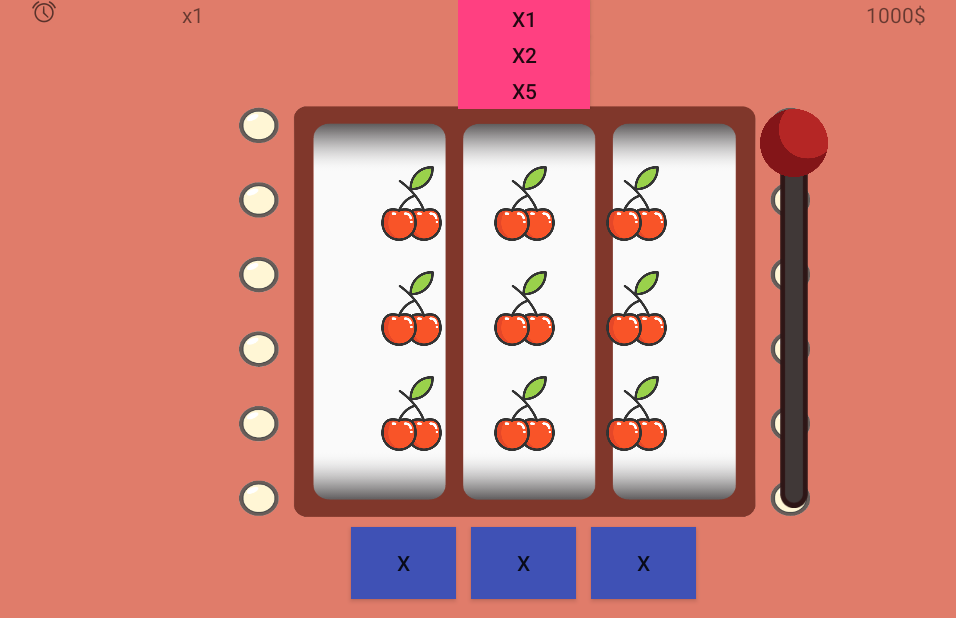
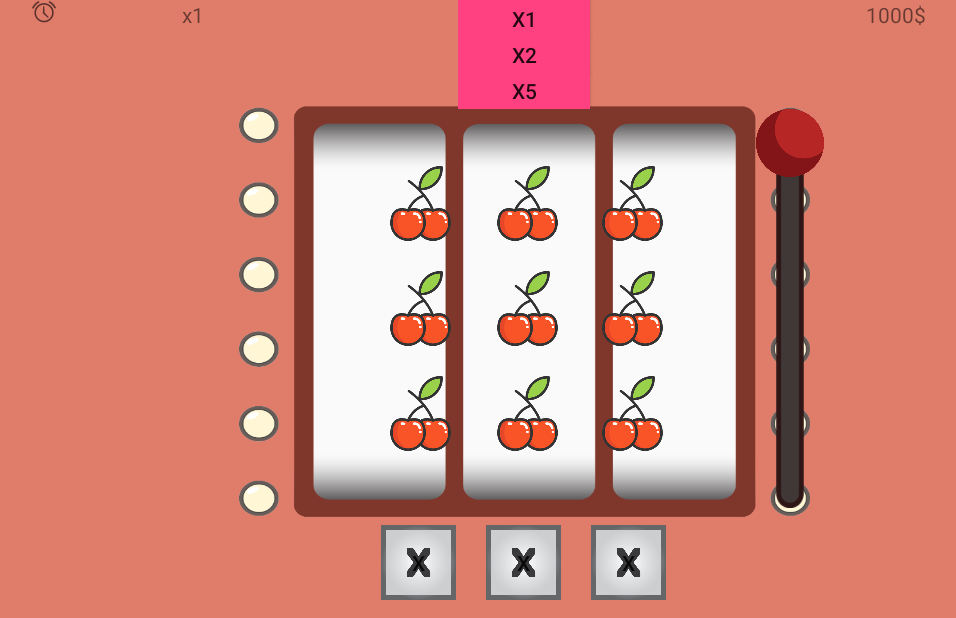
Before and after one commit to Yazuke/Appli-Mobile-machine_a_sous, an Android app: the screen it shows after launch (MainActivity), on a phone screen of 824 x 412 dp (held sideways). Shown: the whole screen, without its empty margins (94-1050 px from the left). Run offline under Robolectric (Android 15) with nearby library versions, the phone set to English and light mode, and no system bars.

Commit message:
Boutons d'arret

```diff
--- a/app/src/main/java/com/example/yazuke/applimobilemachine_a_sous/MainActivity.java
+++ b/app/src/main/java/com/example/yazuke/applimobilemachine_a_sous/MainActivity.java
@@ -124,21 +124,28 @@ public class MainActivity extends AppCompatActivity {
 
     }
 
-    //Se lance au clic sur un bouton
+
+    /////////////////////////
+    //-- Boutons d'arrêt --//
+    /////////////////////////
+
     public void arretRouleau(View v){
 
         switch(v.getId()){
             case R.id.button_stop1:
                 Log.i("MaS","Arrêt rouleau 1");
                 this.jeu.arreterRouleau(1);
+                findViewById(R.id.button_stop1).setBackgroundResource(R.drawable.stopped);
             break;
             case R.id.button_stop2:
                 Log.i("MaS","Arrêt rouleau 2");
                 this.jeu.arreterRouleau(2);
+                findViewById(R.id.button_stop2).setBackgroundResource(R.drawable.stopped);
                 break;
             case R.id.button_stop3:
                 Log.i("MaS","Arrêt rouleau 3");
                 this.jeu.arreterRouleau(3);
+                findViewById(R.id.button_stop3).setBackgroundResource(R.drawable.stopped);
                 break;
         }
 
@@ -156,7 +163,7 @@ public class MainActivity extends AppCompatActivity {
 
 
 
-//mise à jour des affichages
+//mise à jour des affichages (pas encore fonctionnel, ne pas supprimer)
 //            rouleau 1
 
 //            for(int i=0;i<3;i++){
--- a/app/src/main/res/layout/activity_main.xml
+++ b/app/src/main/res/layout/activity_main.xml
@@ -95,13 +95,16 @@
                 android:layout_width="wrap_content"
                 android:layout_height="wrap_content"
                 android:paddingLeft="50dp"
-                android:paddingRight="50dp"
-                >
+                android:paddingRight="50dp">
 
                 <ImageView
                     android:id="@+id/r1_1"
                     android:layout_width="50dp"
                     android:layout_height="50dp"
+                    android:layout_alignParentLeft="true"
+                    android:layout_alignParentStart="true"
+                    android:layout_alignParentTop="true"
+                    android:layout_marginLeft="4dp"
                     android:src="@mipmap/cherry" />
 
                 <ImageView
@@ -110,6 +113,7 @@
                     android:layout_height="50dp"
                     android:layout_below="@+id/r1_1"
                     android:layout_marginTop="20dp"
+                    android:layout_marginLeft="4dp"
                     android:src="@mipmap/cherry" />
 
                 <ImageView
@@ -118,6 +122,7 @@
                     android:layout_height="50dp"
                     android:layout_below="@+id/r1_2"
                     android:layout_marginTop="20dp"
+                    android:layout_marginLeft="4dp"
                     android:src="@mipmap/cherry" />
 
                 <ImageView
@@ -149,7 +154,7 @@
                     android:id="@+id/r3_1"
                     android:layout_width="50dp"
                     android:layout_height="50dp"
-                    android:layout_marginLeft="150dp"
+                    android:layout_marginLeft="145dp"
                     android:src="@mipmap/cherry" />
 
                 <ImageView
@@ -157,15 +162,16 @@
                     android:layout_width="50dp"
                     android:layout_height="50dp"
                     android:layout_below="@+id/r3_1"
-                    android:layout_marginLeft="150dp"
+                    android:layout_marginLeft="145dp"
                     android:layout_marginTop="20dp"
                     android:src="@mipmap/cherry" />
+
                 <ImageView
                     android:id="@+id/r3_3"
                     android:layout_width="50dp"
                     android:layout_height="50dp"
                     android:layout_below="@+id/r3_2"
-                    android:layout_marginLeft="150dp"
+                    android:layout_marginLeft="145dp"
                     android:layout_marginTop="20dp"
                     android:src="@mipmap/cherry" />
 
@@ -211,27 +217,27 @@
 
             <Button
                 android:id="@+id/button-stop1"
-                android:layout_width="70dp"
-                android:layout_height="wrap_content"
-                android:layout_marginRight="10dp"
-                android:background="@color/colorPrimary"
+                android:layout_width="50dp"
+                android:layout_height="50dp"
+                android:background="@drawable/stopper"
                 android:onClick="arretRouleau"
                 android:text="X" />
 
             <Button
                 android:id="@+id/button-stop2"
-                android:layout_width="70dp"
-                android:layout_height="wrap_content"
-                android:layout_marginRight="10dp"
-                android:background="@color/colorPrimary"
+                android:layout_width="50dp"
+                android:layout_height="50dp"
+                android:layout_marginLeft="20dp"
+                android:layout_marginRight="20dp"
+                android:background="@drawable/stopper"
                 android:onClick="arretRouleau"
                 android:text="X" />
 
             <Button
                 android:id="@+id/button-stop3"
-                android:layout_width="70dp"
-                android:layout_height="wrap_content"
-                android:background="@color/colorPrimary"
+                android:layout_width="50dp"
+                android:layout_height="50dp"
+                android:background="@drawable/stopper"
                 android:onClick="arretRouleau"
                 android:text="X" />
 
```
Also changed, not shown: app/src/main/res/drawable/stopped.png (added), app/src/main/res/drawable/stopper.png (added).
